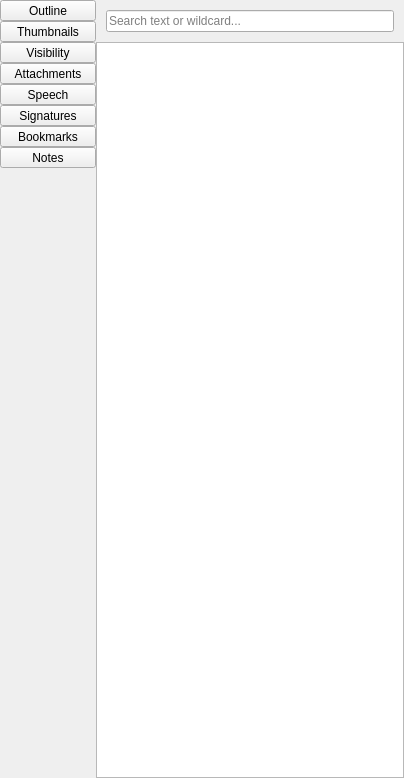
The window that Pdf4QtLibGui/pdfsidebarwidget.ui (studio-berry/loop) describes before a commit, drawn with Qt 5.
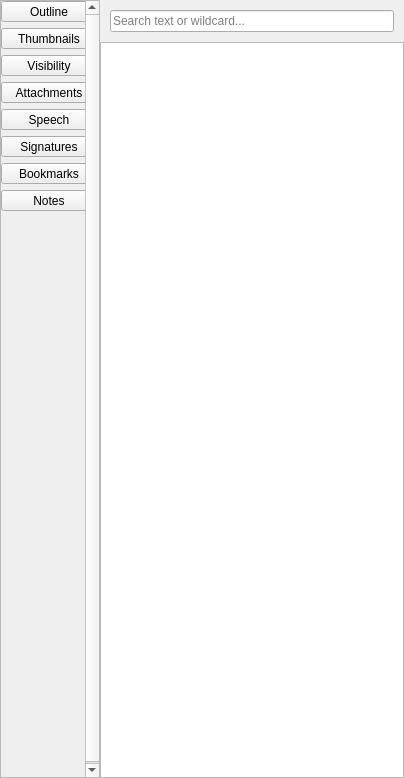
The same window after the commit. Icons and pictures are not drawn.

Commit message: Issue #180: PDF4QT editor and options windows higher than desktop

The edit to the form file:
```diff
--- a/Pdf4QtLibGui/pdfsidebarwidget.ui
+++ b/Pdf4QtLibGui/pdfsidebarwidget.ui
@@ -10,10 +10,46 @@
     <height>778</height>
    </rect>
   </property>
-  <layout class="QHBoxLayout" name="sidebarLayout">
+  <layout class="QHBoxLayout" name="sidebarLayout" stretch="0,1">
    <property name="spacing">
     <number>0</number>
    </property>
+   <property name="leftMargin">
+    <number>0</number>
+   </property>
+   <property name="topMargin">
+    <number>0</number>
+   </property>
+   <property name="rightMargin">
+    <number>0</number>
+   </property>
+   <property name="bottomMargin">
+    <number>0</number>
+   </property>
+   <item>
+    <widget class="QScrollArea" name="scrollArea">
+     <property name="minimumSize">
+      <size>
+       <width>96</width>
+       <height>0</height>
+      </size>
+     </property>
+     <property name="horizontalScrollBarPolicy">
+      <enum>Qt::ScrollBarAlwaysOff</enum>
+     </property>
+     <property name="widgetResizable">
+      <bool>false</bool>
+     </property>
+     <widget class="QWidget" name="scrollAreaWidgetContents">
+      <property name="geometry">
+       <rect>
+        <x>0</x>
+        <y>0</y>
+        <width>98</width>
+        <height>778</height>
+       </rect>
+      </property>
+      <layout class="QVBoxLayout" name="scrollAreaLayout">
    <property name="leftMargin">
     <number>0</number>
    </property>
@@ -298,6 +334,10 @@
      </item>
     </layout>
    </item>
+      </layout>
+     </widget>
+    </widget>
+   </item>
    <item>
     <widget class="QStackedWidget" name="stackedWidget">
      <property name="currentIndex">
```
Left out of the diff: 28 changed lines with no effect on the pictures. Lines whose indentation alone changed are shown as unchanged. The commit also changes 3 other files.
